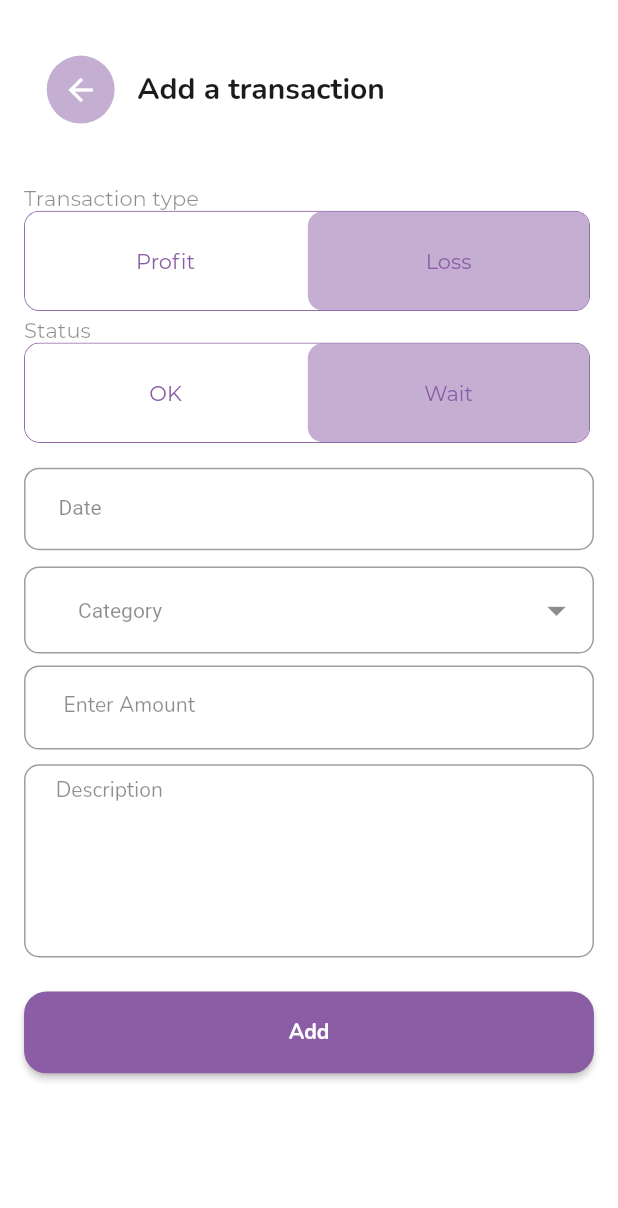
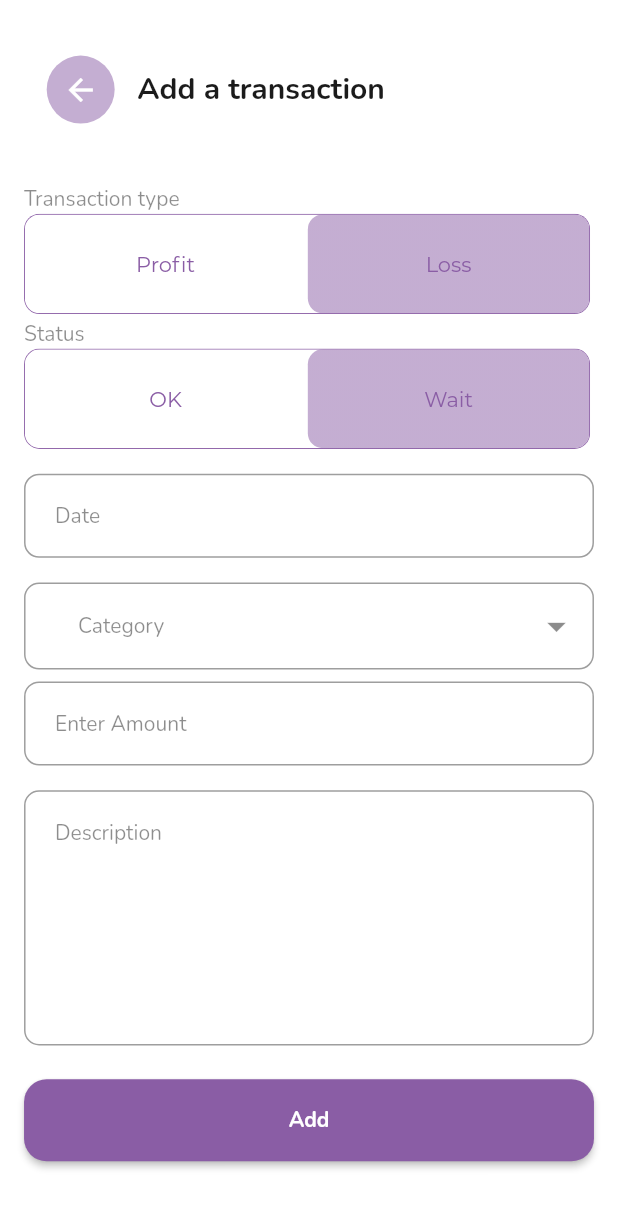
Before and after one commit to Stuzja/registration, a Flutter app: the HomePage screen opened by its route, after a tap on the "keyboard arrow left" icon, after a tap on the "keyboard arrow right" icon, after a tap on the "add" icon, on a phone screen of 412 x 824 dp. Shown: the top 1208 px of the screen. Run offline on Flutter 3.47's test engine with Material 2 defaults, Android fonts, the phone set to English and light mode, and no system bars; drawn by our look-alikes of toggle_switch; our stand-ins replace animated_bottom_navigation_bar, bloc, cloud_firestore, dropdown_button2, equatable, firebase_auth and 5 more; accounts and stored records are empty.

Commit message:
A small refactoring of the code with a graph and fields

```diff
--- a/lib/pages/login/login_form.dart
+++ b/lib/pages/login/login_form.dart
@@ -7,7 +7,7 @@ import '../../resources/validators/validators.dart';
 import '../../widgets/buttons/main_button.dart';
 import '../../widgets/buttons/text_button.dart';
 import '../../widgets/secured_textfield.dart';
-import '../../widgets/editing_transaction_layout/fields/unsecured_textfield.dart';
+import '../../widgets/unsecured_textfield.dart';
 
 class LoginFormWidget extends StatefulWidget {
   const LoginFormWidget({Key? key}) : super(key: key);
--- a/lib/pages/main_pages/home_page.dart
+++ b/lib/pages/main_pages/home_page.dart
@@ -29,8 +29,9 @@ class HomePage extends StatelessWidget {
               children: [
                 const TopWidget(
                     title: "Your total expenses", ready: true, monthly: false),
-                SizedBox(
-                  height: 570.h,
+                Container(
+                  alignment: Alignment.topCenter,
+                  height: 500.h,
                   child: ListView(
                     scrollDirection: Axis.horizontal,
                     children: const [LineChartWidget()],
--- a/lib/pages/main_pages/splash_page.dart
+++ b/lib/pages/main_pages/splash_page.dart
@@ -8,11 +8,12 @@ class SplashPage extends StatelessWidget {
   @override
   Widget build(BuildContext context) {
     return Scaffold(
-        body: Center(
-      child: Column(children: [
-        SizedBox(width: 250.w, height: 250.h, child: Image.asset(logoMobyte)),
-        const CircularProgressIndicator(),
-      ]),
-    ));
+      body: Center(
+        child: Column(mainAxisSize: MainAxisSize.min, children: [
+          SizedBox(width: 250.w, height: 250.h, child: Image.asset(logoMobyte)),
+          const CircularProgressIndicator(),
+        ]),
+      ),
+    );
   }
 }
--- a/lib/pages/registration/registration_form.dart
+++ b/lib/pages/registration/registration_form.dart
@@ -5,7 +5,7 @@ import '../../blocs/registration/bloc/registration_bloc.dart';
 import '../../resources/validators/validators.dart';
 import '../../widgets/buttons/main_button.dart';
 import '../../widgets/secured_textfield.dart';
-import '../../widgets/editing_transaction_layout/fields/unsecured_textfield.dart';
+import '../../widgets/unsecured_textfield.dart';
 
 class RegistrationFormWidget extends StatefulWidget {
   const RegistrationFormWidget({Key? key}) : super(key: key);
--- a/lib/pages/reset_password.dart/email_form.dart
+++ b/lib/pages/reset_password.dart/email_form.dart
@@ -6,7 +6,7 @@ import '../../blocs/reset_password/bloc/reset_password_bloc.dart';
 import '../../resources/validators/validators.dart';
 
 import '../../widgets/buttons/main_button.dart';
-import '../../widgets/editing_transaction_layout/fields/unsecured_textfield.dart';
+import '../../widgets/unsecured_textfield.dart';
 
 class EmailForResetPasswordWidget extends StatefulWidget {
   const EmailForResetPasswordWidget({Key? key}) : super(key: key);
--- a/lib/repositories/transactions_repository.dart
+++ b/lib/repositories/transactions_repository.dart
@@ -126,18 +126,15 @@ class ActionsWithTransactionsRepository {
   List<FlSpot> getSpotsForGraphic({required List<TransactionModel> listTrans}) {
     List<FlSpot> listSpots = [];
     List<double> listSum = [0, 0, 0, 0, 0, 0, 0, 0, 0, 0, 0, 0];
-    if (listTrans.isEmpty) {
-      return listSpots;
-    }
-
-    for (var transaction in listTrans.where((tran) => tran.ready == true)) {
-      if (transaction.type == TransactionType.profit) {
-        listSum[transaction.date!.month - 1] += transaction.value!;
-      } else {
-        listSum[transaction.date!.month - 1] -= transaction.value!;
+    if (listTrans.isNotEmpty) {
+      for (var transaction in listTrans.where((tran) => tran.ready == true)) {
+        if (transaction.type == TransactionType.profit) {
+          listSum[transaction.date!.month - 1] += transaction.value!;
+        } else {
+          listSum[transaction.date!.month - 1] -= transaction.value!;
+        }
       }
     }
-
     for (var ind = 0; ind < 12; ind++) {
       listSpots.add(FlSpot(ind.toDouble(), listSum[ind] / 10000));
     }
--- a/lib/resources/constants/colors.dart
+++ b/lib/resources/constants/colors.dart
@@ -6,6 +6,7 @@ class ColorClass {
   static const black = Color.fromRGBO(27, 27, 27, 1);
   static const greyLight = Color.fromRGBO(196, 196, 196, 1);
   static const greyDark = Color.fromRGBO(117, 117, 117, 1);
+  static const almostWhite = Color.fromRGBO(231, 231, 234, 1);
 }
 
 const salaryDevTitle = Color.fromRGBO(167, 49, 49, 1);
--- a/lib/widgets/editing_transaction_layout/base_editing_widget.dart
+++ b/lib/widgets/editing_transaction_layout/base_editing_widget.dart
@@ -9,10 +9,9 @@ import '../../models/transaction_model.dart';
 import '../../resources/theme/custom_theme.dart';
 import '../buttons/back_button.dart';
 import 'fields/date_field.dart';
-import 'fields/description_field.dart';
 import 'fields/drop_down_field/category_field.dart';
-import 'fields/money_field.dart';
 import 'fields/switch_fields/type_field.dart';
+import 'fields/transaction_field.dart';
 
 class EditingTransactionWidget extends StatelessWidget {
   final String title;
@@ -52,13 +51,20 @@ class EditingTransactionWidget extends StatelessWidget {
               ),
               const TypeField(),
               const ReadinessField(),
-              Padding(
-                padding: EdgeInsets.only(top: 16.h),
-                child: DateTextField(initialDateTime: transaction?.date),
-              ),
+              SizedBox(height: 16.h),
+              DateTextField(initialDateTime: transaction?.date),
+              SizedBox(height: 16.h),
               CategoryField(initialCategory: transaction?.category),
-              MoneyField(controller: moneyController),
-              DescriptionField(controller: descriptionController),
+              TransactionField(
+                  controller: moneyController,
+                  keyboardType: TextInputType.number,
+                  labelText: "Enter Amount"),
+              SizedBox(height: 16.h),
+              TransactionField(
+                  controller: descriptionController,
+                  keyboardType: TextInputType.text,
+                  labelText: "Description",
+                  maxLines: 7),
               ButtonAddTransactionWidget(
                 transaction: transaction,
                 title: title,
--- a/lib/widgets/editing_transaction_layout/fields/date_field.dart
+++ b/lib/widgets/editing_transaction_layout/fields/date_field.dart
@@ -1,9 +1,9 @@
 import 'package:flutter/material.dart';
 import 'package:flutter_bloc/flutter_bloc.dart';
-import 'package:flutter_screenutil/flutter_screenutil.dart';
 import 'package:intl/intl.dart';
 import 'package:registration/resources/constants/colors.dart';
-import '../../../blocs/transactions/bloc/transactions_bloc.dart';
+import '../../../../blocs/transactions/bloc/transactions_bloc.dart';
+import 'transaction_field.dart';
 
 class DateTextField extends StatefulWidget {
   final DateTime? initialDateTime;
@@ -26,28 +26,9 @@ class _DateTextFieldState extends State<DateTextField> {
 
   @override
   Widget build(BuildContext context) {
-    return SizedBox(
-      height: 64.h,
-      width: 328.w,
-      child: TextField(
+    return TransactionField(
       controller: dateInput,
-        decoration: InputDecoration(
-          label: const Text(
-            "Date",
-            style: TextStyle(
-              color: Color.fromRGBO(27, 27, 27, 0.5),
-              fontSize: 14,
-              fontWeight: FontWeight.w400,
-            ),
-          ),
-          contentPadding:
-              const EdgeInsets.symmetric(vertical: 18, horizontal: 23),
-          border: OutlineInputBorder(borderRadius: BorderRadius.circular(10)),
-          focusedBorder: OutlineInputBorder(
-            borderSide: const BorderSide(color: ColorClass.purple),
-            borderRadius: BorderRadius.circular(10),
-          ),
-        ),
+      labelText: "Date",
       readOnly: true,
       onTap: () async {
         DateTime? pickedDate = widget.initialDateTime;
@@ -86,7 +67,6 @@ class _DateTextFieldState extends State<DateTextField> {
           });
         }
       },
-      ),
     );
   }
 }
--- a/lib/widgets/editing_transaction_layout/fields/description_field.dart
+++ /dev/null
@@ -1,39 +0,0 @@
-import 'package:flutter/material.dart';
-import 'package:flutter_screenutil/flutter_screenutil.dart';
-import 'package:registration/resources/constants/colors.dart';
-import '../../../resources/theme/custom_theme.dart';
-
-class DescriptionField extends StatelessWidget {
-  final TextEditingController controller;
-  const DescriptionField({Key? key, required this.controller})
-      : super(key: key);
-  @override
-  Widget build(BuildContext context) {
-    return SizedBox(
-      width: 328.w,
-      height: 125.h,
-      child: TextFormField(
-        maxLines: 12,
-        controller: controller,
-        cursorColor: ColorClass.greyDark,
-        decoration: InputDecoration(
-          contentPadding: EdgeInsets.symmetric(vertical: 18.h, horizontal: 8.w),
-          label: const Align(
-            alignment: Alignment.topLeft,
-            child: Padding(
-              padding: EdgeInsets.all(12.0),
-              child: Text("Description"),
-            ),
-          ),
-          labelStyle: CustomTheme.lightTheme.textTheme.labelMedium,
-          floatingLabelBehavior: FloatingLabelBehavior.never,
-          border: OutlineInputBorder(borderRadius: BorderRadius.circular(10)),
-          focusedBorder: OutlineInputBorder(
-            borderSide: const BorderSide(color: ColorClass.purple),
-            borderRadius: BorderRadius.circular(10),
-          ),
-        ),
-      ),
-    );
-  }
-}
--- a/lib/widgets/editing_transaction_layout/fields/drop_down_field/category_field.dart
+++ b/lib/widgets/editing_transaction_layout/fields/drop_down_field/category_field.dart
@@ -12,18 +12,12 @@ class CategoryField extends StatelessWidget {
       : super(key: key);
   @override
   Widget build(BuildContext context) {
-    return BlocListener<TransactionsBloc, TransactionsState>(
-      listener: (context, state) {
-        if (state is FieldSuccess) {}
-      },
-      child: DropDownField(
+    return DropDownField(
         initialCategory: initialCategory,
         dropItem: TransactionCategory.values.map((e) => e.getString).toList(),
         onChanged: (value) {
           context.read<TransactionsBloc>().add(CategorySubmitted(
               newValue: Formatters().fromStringToCategory(value)));
-        },
-      ),
-    );
+        });
   }
 }
--- a/lib/widgets/editing_transaction_layout/fields/drop_down_field/drop_down_widget.dart
+++ b/lib/widgets/editing_transaction_layout/fields/drop_down_field/drop_down_widget.dart
@@ -11,7 +11,8 @@ class DropDownField extends StatefulWidget {
   const DropDownField({
     Key? key,
     required this.dropItem,
-    this.onChanged, this.initialCategory,
+    this.onChanged,
+    this.initialCategory,
   }) : super(key: key);
   @override
   State<DropDownField> createState() => DropDownFieldState();
@@ -36,12 +37,9 @@ class DropDownFieldState extends State<DropDownField> {
           ),
         ),
         isExpanded: true,
-       // value: widget.initialCategory.toString(),
-        hint: const Text(
-          'Category',
-          style:
-              TextStyle(fontSize: 14, color: Color.fromRGBO(27, 27, 27, 0.5)),
-        ),
+        // value: widget.initialCategory.toString(),
+        hint: Text('Category',
+            style: CustomTheme.lightTheme.textTheme.labelMedium),
         icon: const Icon(
           Icons.arrow_drop_down,
           color: Colors.black45,
--- a/lib/widgets/editing_transaction_layout/fields/money_field.dart
+++ /dev/null
@@ -1,33 +0,0 @@
-import 'package:flutter/material.dart';
-import 'package:flutter_screenutil/flutter_screenutil.dart';
-import '../../../resources/constants/colors.dart';
-import '../../../resources/theme/custom_theme.dart';
-
-class MoneyField extends StatelessWidget {
-  final TextEditingController controller;
-  const MoneyField({Key? key, required this.controller}) : super(key: key);
-
-  @override
-  Widget build(BuildContext context) {
-    return SizedBox(
-        height: 64.h,
-        width: 328.w,
-        child: TextFormField(
-          keyboardType: TextInputType.number,
-          controller: controller,
-          cursorColor: ColorClass.greyLight,
-          decoration: InputDecoration(
-            contentPadding:
-                 EdgeInsets.symmetric(vertical: 18.h, horizontal: 23.w),
-            label: const Text("Enter Amount"),
-            labelStyle: CustomTheme.lightTheme.textTheme.labelMedium,
-            floatingLabelBehavior: FloatingLabelBehavior.never,
-            border: OutlineInputBorder(borderRadius: BorderRadius.circular(10)),
-            focusedBorder: OutlineInputBorder(
-              borderSide: const BorderSide(color: ColorClass.purple),
-              borderRadius: BorderRadius.circular(10),
-            ),
-          ),
-        ));
-  }
-}
--- a/lib/widgets/editing_transaction_layout/fields/switch_fields/switch_widget.dart
+++ b/lib/widgets/editing_transaction_layout/fields/switch_fields/switch_widget.dart
@@ -1,6 +1,8 @@
 import 'package:flutter/material.dart';
 import 'package:flutter_screenutil/flutter_screenutil.dart';
 import 'package:toggle_switch/toggle_switch.dart';
+
+import '../../../../resources/theme/custom_theme.dart';
 
 class SwitchField extends StatefulWidget {
   final String firstLabel;
@@ -28,11 +30,7 @@ class SwitchFieldState extends State<SwitchField> {
           padding: const EdgeInsets.only(top: 4),
           child: Text(
             widget.switchTitle,
-            style: const TextStyle(
-              color: Color.fromRGBO(27, 27, 27, 0.5),
-              fontSize: 14,
-              fontWeight: FontWeight.w400,
-            ),
+            style:CustomTheme.lightTheme.textTheme.labelMedium,
           ),
         ),
         ToggleSwitch(
--- /dev/null
+++ b/lib/widgets/editing_transaction_layout/fields/transaction_field.dart
@@ -0,0 +1,55 @@
+import 'package:flutter/material.dart';
+import 'package:flutter_screenutil/flutter_screenutil.dart';
+import '../../../resources/constants/colors.dart';
+import '../../../resources/theme/custom_theme.dart';
+
+class TransactionField extends StatelessWidget {
+  final TextEditingController controller;
+  final String labelText;
+  final TextInputType? keyboardType;
+  final int? maxLines;
+  final void Function()? onTap;
+  final bool? readOnly;
+  const TransactionField(
+      {Key? key,
+      required this.controller,
+      required this.labelText,
+      this.keyboardType,
+      this.maxLines,
+      this.onTap,
+      this.readOnly})
+      : super(key: key);
+
+  @override
+  Widget build(BuildContext context) {
+    return SizedBox(
+      width: 328.w,
+      child: TextFormField(
+        maxLines: maxLines,
+        keyboardType: keyboardType,
+        controller: controller,
+        cursorColor: ColorClass.greyLight,
+        decoration: InputDecoration(
+          contentPadding:
+              EdgeInsets.symmetric(vertical: 18.h, horizontal: 18.w),
+          alignLabelWithHint: true,
+          label: Align(
+            alignment: Alignment.topLeft,
+            child: Text(labelText),
+          ),
+          labelStyle: CustomTheme.lightTheme.textTheme.labelMedium,
+          floatingLabelBehavior: FloatingLabelBehavior.never,
+          border: OutlineInputBorder(
+              borderRadius: BorderRadius.circular(10),
+              borderSide: const BorderSide(width: 3)),
+          focusedBorder: OutlineInputBorder(
+            borderSide: const BorderSide(color: ColorClass.purple, width: 3),
+            borderRadius: BorderRadius.circular(10),
+          ),
+        ),
+        readOnly: readOnly ?? false,
+        onTap: onTap,
+      ),
+    );
+  }
+}
--- a/lib/widgets/line_chart/bottom_title_widget.dart
+++ b/lib/widgets/line_chart/bottom_title_widget.dart
@@ -49,7 +49,7 @@ Widget bottomTitleWidgets(double value, TitleMeta meta) {
 
   return SideTitleWidget(
     axisSide: meta.axisSide,
-    space: 10.h,
+    space: 30.h,
     child: Text(text, style: CustomTheme.lightTheme.textTheme.headline3),
   );
 }
--- a/lib/widgets/line_chart/line_chart_widget.dart
+++ b/lib/widgets/line_chart/line_chart_widget.dart
@@ -20,9 +20,6 @@ class LineChartWidget extends StatelessWidget {
             EdgeInsets.only(right: 18.w, left: 12.w, top: 24.h, bottom: 12.h),
         child: BlocBuilder<TransactionsBloc, TransactionsState>(
             builder: (context, state) {
-          if (state is FetchLoadingState) {
-            return const Center(child: CircularProgressIndicator());
-          }
           if (state is FetchState) {
             return LineChart(
               LineChartData(
@@ -42,7 +39,7 @@ class LineChartWidget extends StatelessWidget {
                   bottomTitles: AxisTitles(
                     sideTitles: SideTitles(
                       showTitles: true,
-                      reservedSize: 30,
+                      reservedSize: 66,
                       interval: 1,
                       getTitlesWidget: bottomTitleWidgets,
                     ),
@@ -67,17 +64,18 @@ class LineChartWidget extends StatelessWidget {
                 lineBarsData: [
                   LineChartBarData(
                     spots: ActionsWithTransactionsRepository()
-                        .getSpotsForGraphic(listTrans: state.transactionsByYear),
+                        .getSpotsForGraphic(
+                            listTrans: state.transactionsByYear),
                     isCurved: true,
                     gradient: const LinearGradient(
                       colors: [
-                        Colors.white,
+                        ColorClass.almostWhite,
                         ColorClass.purple,
                       ],
                       begin: Alignment.centerLeft,
                       end: Alignment.centerRight,
                     ),
-                    barWidth: 5,
+                    barWidth: 4,
                     isStrokeCapRound: true,
                     dotData: FlDotData(
                       show: false,
--- a/lib/widgets/editing_transaction_layout/fields/unsecured_textfield.dart
+++ b/lib/widgets/unsecured_textfield.dart
@@ -1,7 +1,7 @@
 import 'package:flutter/material.dart';
 import 'package:flutter_screenutil/flutter_screenutil.dart';
-import '../../../resources/constants/colors.dart';
-import '../../../resources/theme/custom_theme.dart';
+import '../resources/constants/colors.dart';
+import '../resources/theme/custom_theme.dart';
 
 // ignore: must_be_immutable
 class UnsecuredTextField extends StatelessWidget {
@@ -27,7 +27,7 @@ class UnsecuredTextField extends StatelessWidget {
         child: TextFormField(
           validator: validator,
           controller: controller,
-          cursorColor: ColorClass.greyLight,
+          cursorColor: const Color.fromARGB(255, 3, 2, 2),
           decoration: InputDecoration(
             contentPadding:
                 EdgeInsets.symmetric(vertical: 18.h, horizontal: 23.w),
```
Lines whose indentation alone changed are shown as unchanged.
